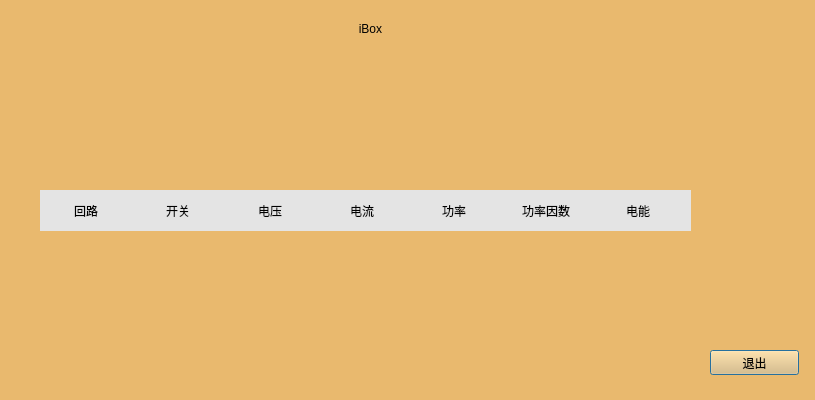
Above: BusBar-Qt/branch/box/boxdlg.ui from luozhiyong131/BusBar before the change. Below: the same form after it.
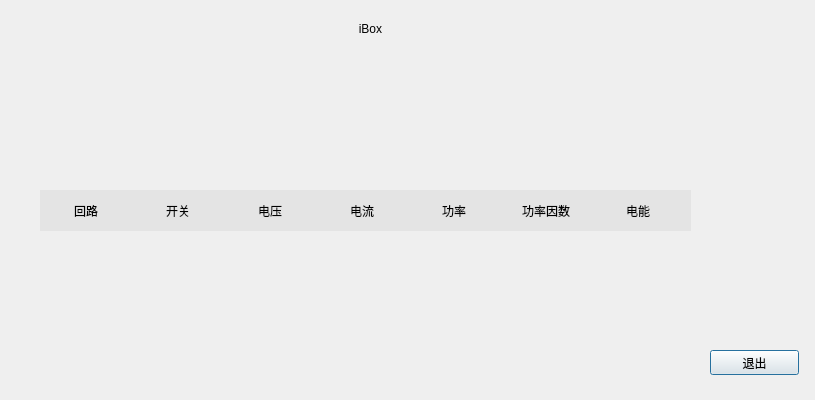
That is the form after the change.

```diff
--- a/BusBar-Qt/branch/box/boxdlg.ui
+++ b/BusBar-Qt/branch/box/boxdlg.ui
@@ -18,7 +18,7 @@
   </property>
   <property name="styleSheet">
    <string notr="true">color: rgb(0, 0, 0);
-background-color: rgb(233, 185, 110);</string>
+</string>
   </property>
   <property name="modal">
    <bool>false</bool>
@@ -78,6 +78,9 @@
      <height>121</height>
     </rect>
    </property>
+   <property name="styleSheet">
+    <string notr="true"/>
+   </property>
   </widget>
   <widget class="QPushButton" name="pushButton">
    <property name="geometry">
```
